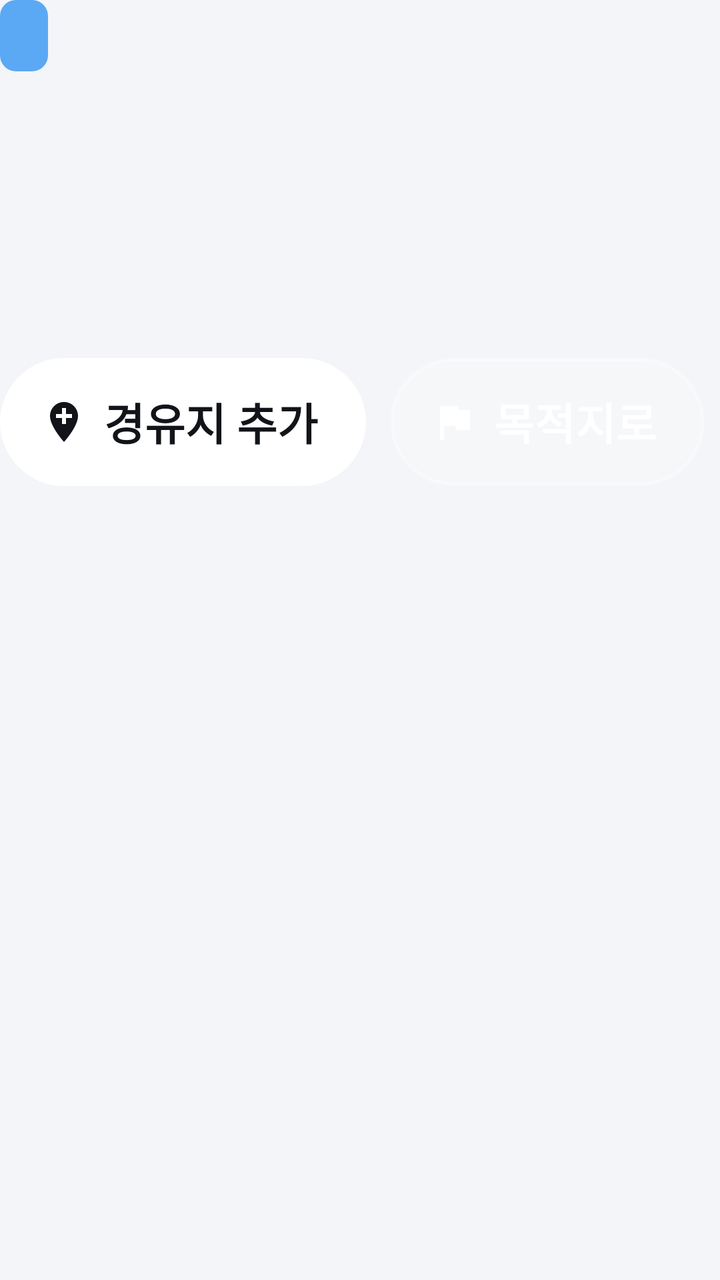
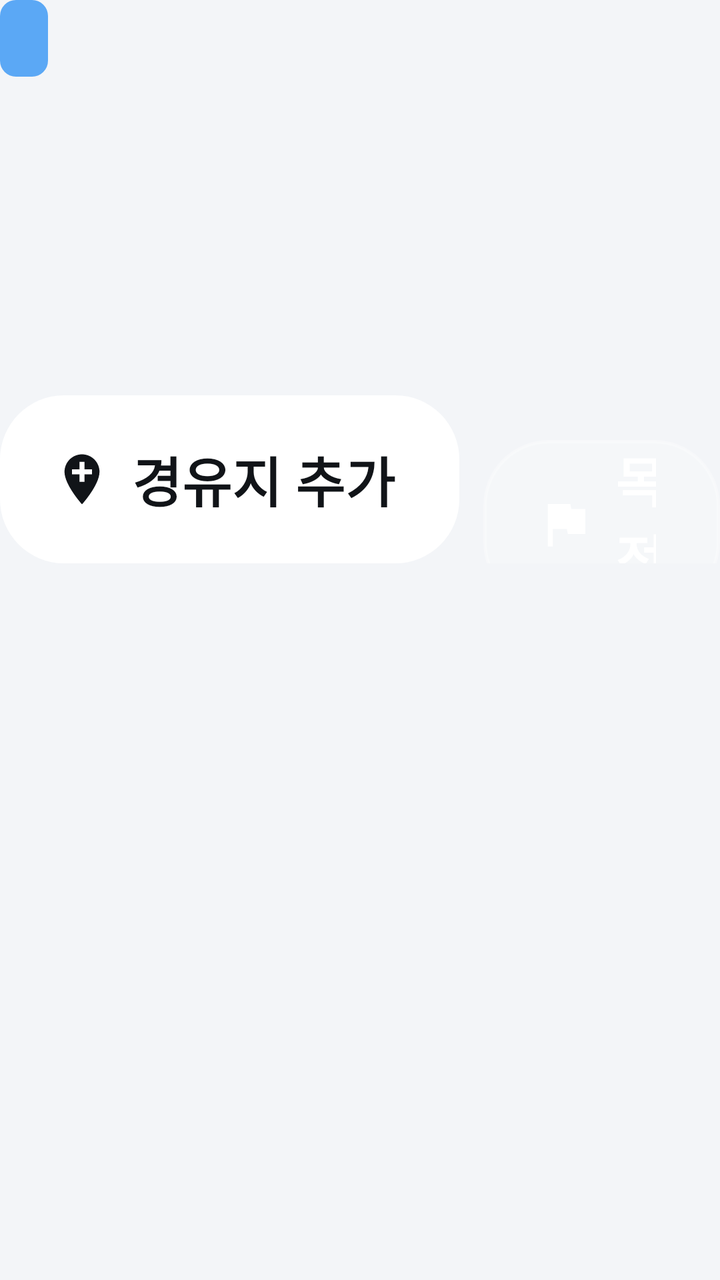

An Android layout rendered at two revisions. The XML below is the earlier revision; the diff shows what the commit changed to produce the second picture.
<!-- AndroidManifest.xml: application theme AppTheme -->
<!-- res/layout/detail_header.xml -->
<?xml version="1.0" encoding="utf-8"?>
<LinearLayout xmlns:android="http://schemas.android.com/apk/res/android"
    android:layout_width="match_parent"
    android:layout_height="wrap_content"
    android:orientation="vertical">

    <TextView
        android:id="@+id/badge"
        android:layout_width="wrap_content"
        android:layout_height="wrap_content"
        android:background="@drawable/badge_bg"
        android:paddingHorizontal="12dp"
        android:paddingVertical="5dp"
        android:textColor="#0B1220"
        android:textSize="19sp"
        android:textStyle="bold" />

    <TextView
        android:id="@+id/title"
        android:layout_width="match_parent"
        android:layout_height="wrap_content"
        android:layout_marginTop="12dp"
        android:ellipsize="end"
        android:maxLines="2"
        android:shadowColor="#99000000"
        android:shadowRadius="10"
        android:textColor="#FFFFFF"
        android:textSize="44sp"
        android:textStyle="bold" />

    <TextView
        android:id="@+id/subtitle"
        android:layout_width="match_parent"
        android:layout_height="wrap_content"
        android:layout_marginTop="4dp"
        android:ellipsize="end"
        android:maxLines="1"
        android:shadowColor="#99000000"
        android:shadowRadius="8"
        android:textColor="#E6FFFFFF"
        android:textSize="23sp" />

    <HorizontalScrollView
        android:layout_width="match_parent"
        android:layout_height="wrap_content"
        android:layout_marginTop="18dp"
        android:scrollbars="none">

        <LinearLayout
            android:id="@+id/chipContainer"
            android:layout_width="wrap_content"
            android:layout_height="wrap_content"
            android:orientation="horizontal" />
    </HorizontalScrollView>

    <LinearLayout
        android:layout_width="match_parent"
        android:layout_height="wrap_content"
        android:layout_marginTop="20dp"
        android:orientation="horizontal">

        <Button
            android:id="@+id/btnWaypoint"
            style="@style/PillButton.OnPhoto"
            android:layout_width="wrap_content"
            android:drawableStart="@drawable/ic_add_location"
            android:text="경유지 추가" />

        <Button
            android:id="@+id/btnDestination"
            style="@style/PillButton.OnPhotoGlass"
            android:layout_width="wrap_content"
            android:layout_marginStart="12dp"
            android:drawableStart="@drawable/ic_flag"
            android:text="목적지로" />

        <Button
            android:id="@+id/btnCall"
            style="@style/PillButton.OnPhotoGlass"
            android:layout_width="wrap_content"
            android:layout_marginStart="12dp"
            android:drawableStart="@drawable/ic_call"
            android:text="전화" />
    </LinearLayout>

    <include layout="@layout/detail_thumbs" />
</LinearLayout>
<!-- res/layout/detail_thumbs.xml (included above) -->
<?xml version="1.0" encoding="utf-8"?>
<HorizontalScrollView xmlns:android="http://schemas.android.com/apk/res/android"
    android:id="@+id/thumbScroll"
    android:layout_width="match_parent"
    android:layout_height="wrap_content"
    android:layout_marginTop="20dp"
    android:scrollbars="none"
    android:visibility="gone">

    <LinearLayout
        android:id="@+id/thumbContainer"
        android:layout_width="wrap_content"
        android:layout_height="wrap_content"
        android:orientation="horizontal" />
</HorizontalScrollView>
<!-- resources referenced by this layout -->
<resources>
  <!-- drawable badge_bg (drawable) -->
  <?xml version="1.0" encoding="utf-8"?>
  <shape xmlns:android="http://schemas.android.com/apk/res/android">
      <solid android:color="#5BA8F5" />
      <corners android:radius="8dp" />
  </shape>
  <!-- drawable ic_add_location (drawable) -->
  <?xml version="1.0" encoding="utf-8"?>
  <vector xmlns:android="http://schemas.android.com/apk/res/android"
      android:width="24dp"
      android:height="24dp"
      android:viewportWidth="24"
      android:viewportHeight="24">
      <path
          android:fillColor="@color/on_btn_primary"
          android:pathData="M12,2C8.14,2 5,5.14 5,9c0,5.25 7,13 7,13s7,-7.75 7,-13c0,-3.86 -3.14,-7 -7,-7zM16,10h-3v3h-2v-3H8V8h3V5h2v3h3v2z" />
  </vector>
  <!-- drawable ic_call (drawable) -->
  <?xml version="1.0" encoding="utf-8"?>
  <vector xmlns:android="http://schemas.android.com/apk/res/android"
      android:width="24dp"
      android:height="24dp"
      android:viewportWidth="24"
      android:viewportHeight="24">
      <path
          android:fillColor="@color/on_btn_secondary"
          android:pathData="M6.62,10.79c1.44,2.83 3.76,5.14 6.59,6.59l2.2,-2.2c0.27,-0.27 0.67,-0.36 1.02,-0.24 1.12,0.37 2.33,0.57 3.57,0.57 0.55,0 1,0.45 1,1V20c0,0.55 -0.45,1 -1,1 -9.39,0 -17,-7.61 -17,-17 0,-0.55 0.45,-1 1,-1h3.5c0.55,0 1,0.45 1,1 0,1.25 0.2,2.45 0.57,3.57 0.11,0.35 0.03,0.74 -0.25,1.02l-2.2,2.2z" />
  </vector>
  <!-- drawable ic_flag (drawable) -->
  <?xml version="1.0" encoding="utf-8"?>
  <vector xmlns:android="http://schemas.android.com/apk/res/android"
      android:width="24dp"
      android:height="24dp"
      android:viewportWidth="24"
      android:viewportHeight="24">
      <path
          android:fillColor="@color/on_btn_secondary"
          android:pathData="M14.4,6L14,4H5v17h2v-7h5.6l0.4,2h7V6z" />
  </vector>
  <style name="PillButton.OnPhoto">
          <item name="android:background">@drawable/photo_primary_btn_bg</item>
          <item name="android:textColor">#111418</item>
          <item name="android:drawableTint">#111418</item>
      </style>
  <style name="PillButton.OnPhotoGlass">
          <item name="android:background">@drawable/photo_secondary_btn_bg</item>
          <item name="android:textColor">#FFFFFF</item>
          <item name="android:drawableTint">#FFFFFF</item>
      </style>
  <style name="AppTheme" parent="@android:style/Theme.DeviceDefault.DayNight">
          <item name="android:windowActionBar">false</item>
          <item name="android:windowNoTitle">true</item>
          <item name="android:windowBackground">@color/bg</item>
          <item name="android:colorAccent">@color/accent</item>
      </style>
  <color name="on_btn_primary">#FFFFFF</color>
  <color name="on_btn_secondary">#111418</color>
  <!-- drawable photo_primary_btn_bg (drawable) -->
  <?xml version="1.0" encoding="utf-8"?>
  <selector xmlns:android="http://schemas.android.com/apk/res/android">
      <item android:state_pressed="true">
          <shape>
              <solid android:color="#D9DEE5" />
              <corners android:radius="32dp" />
          </shape>
      </item>
      <item>
          <shape>
              <solid android:color="#FFFFFF" />
              <corners android:radius="32dp" />
          </shape>
      </item>
  </selector>
  <!-- drawable photo_secondary_btn_bg (drawable) -->
  <?xml version="1.0" encoding="utf-8"?>
  <selector xmlns:android="http://schemas.android.com/apk/res/android">
      <item android:state_pressed="true">
          <shape>
              <solid android:color="#4DFFFFFF" />
              <stroke android:width="1.5dp" android:color="#80FFFFFF" />
              <corners android:radius="32dp" />
          </shape>
      </item>
      <item>
          <shape>
              <solid android:color="#26FFFFFF" />
              <stroke android:width="1.5dp" android:color="#4DFFFFFF" />
              <corners android:radius="32dp" />
          </shape>
      </item>
  </selector>
  <color name="bg">#F3F5F8</color>
  <color name="accent">#5BA8F5</color>
</resources>

<!-- the commit's change to res/layout/detail_header.xml (unified diff, before → after) -->
@@ -12,7 +12,7 @@
         android:paddingHorizontal="12dp"
         android:paddingVertical="5dp"
         android:textColor="#0B1220"
-        android:textSize="19sp"
+        android:textSize="21sp"
         android:textStyle="bold" />
 
     <TextView
@@ -25,7 +25,7 @@
         android:shadowColor="#99000000"
         android:shadowRadius="10"
         android:textColor="#FFFFFF"
-        android:textSize="44sp"
+        android:textSize="52sp"
         android:textStyle="bold" />
 
     <TextView
@@ -38,7 +38,7 @@
         android:shadowColor="#99000000"
         android:shadowRadius="8"
         android:textColor="#E6FFFFFF"
-        android:textSize="23sp" />
+        android:textSize="27sp" />
 
     <HorizontalScrollView
         android:layout_width="match_parent"
<!-- resource entries referenced after the edit -->
@@ -9,8 +9,8 @@
   <!-- drawable ic_add_location (drawable) -->
   <?xml version="1.0" encoding="utf-8"?>
   <vector xmlns:android="http://schemas.android.com/apk/res/android"
-      android:width="24dp"
-      android:height="24dp"
+      android:width="30dp"
+      android:height="30dp"
       android:viewportWidth="24"
       android:viewportHeight="24">
       <path
@@ -20,8 +20,8 @@
   <!-- drawable ic_call (drawable) -->
   <?xml version="1.0" encoding="utf-8"?>
   <vector xmlns:android="http://schemas.android.com/apk/res/android"
-      android:width="24dp"
-      android:height="24dp"
+      android:width="30dp"
+      android:height="30dp"
       android:viewportWidth="24"
       android:viewportHeight="24">
       <path
@@ -31,8 +31,8 @@
   <!-- drawable ic_flag (drawable) -->
   <?xml version="1.0" encoding="utf-8"?>
   <vector xmlns:android="http://schemas.android.com/apk/res/android"
-      android:width="24dp"
-      android:height="24dp"
+      android:width="30dp"
+      android:height="30dp"
       android:viewportWidth="24"
       android:viewportHeight="24">
       <path
